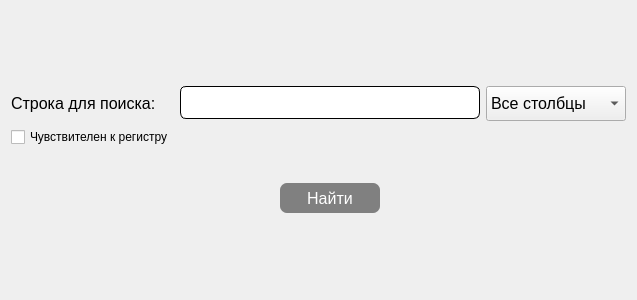
This is designer/search.ui in VNCompany/PyDafm as Qt 5 draws it before an edit. The edited form follows.
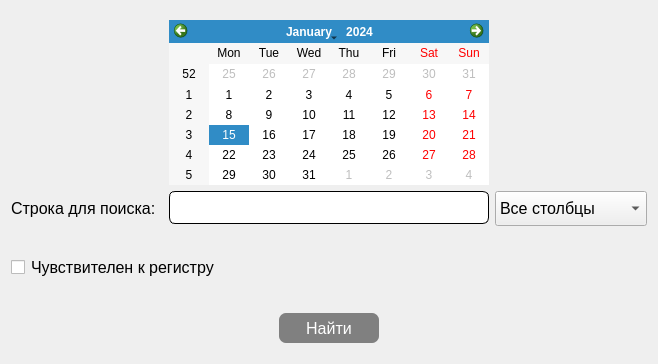
This is the edited form.

What changed in the file:
```diff
--- a/designer/search.ui
+++ b/designer/search.ui
@@ -6,8 +6,8 @@
    <rect>
     <x>0</x>
     <y>0</y>
-    <width>637</width>
-    <height>300</height>
+    <width>658</width>
+    <height>364</height>
    </rect>
   </property>
   <property name="minimumSize">
@@ -39,9 +39,9 @@
 }</string>
   </property>
   <layout class="QGridLayout" name="gridLayout_2">
-   <item row="0" column="0">
+   <item row="1" column="0">
     <layout class="QGridLayout" name="gridLayout">
-     <item row="0" column="2">
+     <item row="1" column="2">
       <widget class="QComboBox" name="search_list">
        <property name="minimumSize">
         <size>
@@ -91,11 +91,11 @@
        </item>
       </widget>
      </item>
-     <item row="0" column="1" alignment="Qt::AlignTop">
+     <item row="1" column="1" alignment="Qt::AlignTop">
       <widget class="QLineEdit" name="search_text">
        <property name="maximumSize">
         <size>
-         <width>300</width>
+         <width>320</width>
          <height>16777215</height>
         </size>
        </property>
@@ -112,13 +112,6 @@
       </widget>
      </item>
      <item row="1" column="0">
-      <widget class="QCheckBox" name="search_case">
-       <property name="text">
-        <string>Чувствителен к регистру</string>
-       </property>
-      </widget>
-     </item>
-     <item row="0" column="0">
       <widget class="QLabel" name="label">
        <property name="font">
         <font>
@@ -130,7 +123,7 @@
        </property>
       </widget>
      </item>
-     <item row="2" column="1" alignment="Qt::AlignHCenter">
+     <item row="3" column="1" alignment="Qt::AlignHCenter">
       <widget class="QPushButton" name="search_btn">
        <property name="minimumSize">
         <size>
@@ -166,6 +159,37 @@
        </property>
       </widget>
      </item>
+     <item row="2" column="0" colspan="2">
+      <widget class="QCheckBox" name="search_case">
+       <property name="font">
+        <font>
+         <pointsize>12</pointsize>
+        </font>
+       </property>
+       <property name="styleSheet">
+        <string notr="true">margin-top: 25px;</string>
+       </property>
+       <property name="text">
+        <string>Чувствителен к регистру</string>
+       </property>
+      </widget>
+     </item>
+     <item row="0" column="1">
+      <widget class="QCalendarWidget" name="calendar">
+       <property name="maximumSize">
+        <size>
+         <width>320</width>
+         <height>165</height>
+        </size>
+       </property>
+       <property name="gridVisible">
+        <bool>false</bool>
+       </property>
+       <property name="navigationBarVisible">
+        <bool>true</bool>
+       </property>
+      </widget>
+     </item>
     </layout>
    </item>
   </layout>
```
